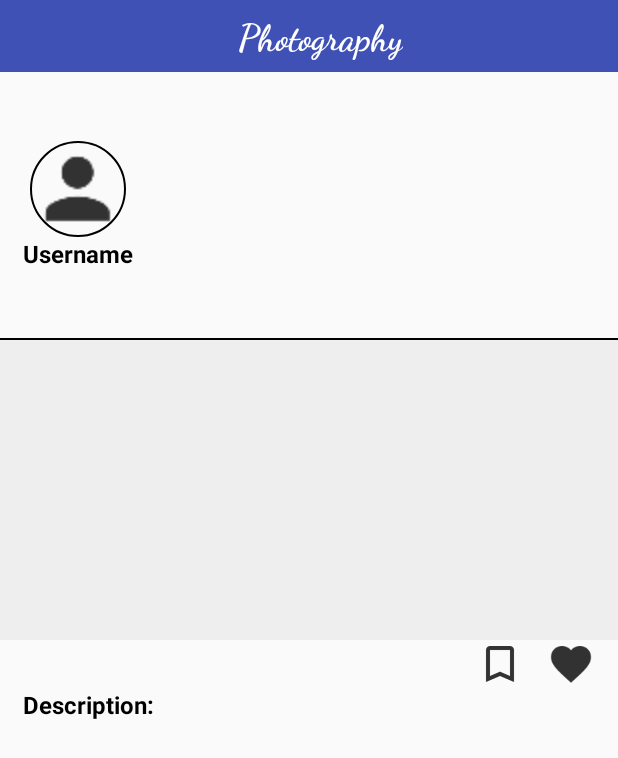
After one commit to shrungBhatt/PhotoGraphy, an Android app: the Activity_PhotoDetails screen opened directly, with no data from a screen before it, on a phone screen of 412 x 824 dp. The commit adds this screen. Shown: the top 758 px of the screen. Run offline under Robolectric (Android 15) with nearby library versions, the phone set to English and light mode, and no system bars; our stand-ins replace ButterKnife, CircleImageView; 2 statements that could not run were skipped.

Commit message:
Created the photo details activity and impleted click listener on photos

```diff
--- a/app/src/main/AndroidManifest.xml
+++ b/app/src/main/AndroidManifest.xml
@@ -39,6 +39,13 @@
             </intent-filter>
         </activity>
 
+        <activity android:name=".Activity_PhotoDetails"
+            android:screenOrientation="portrait"
+            android:windowSoftInputMode="stateHidden|adjustPan">
+
+
+        </activity>
+
     </application>
 
 </manifest>
--- a/app/src/main/java/adapter/Adapter_PhotoView.java
+++ b/app/src/main/java/adapter/Adapter_PhotoView.java
@@ -1,12 +1,15 @@
 package adapter;
 
 import android.content.Context;
+import android.content.Intent;
 import android.graphics.Bitmap;
 import android.support.v7.widget.RecyclerView;
 import android.view.LayoutInflater;
+import android.view.View;
 import android.view.ViewGroup;
 import android.widget.ImageView;
 
+import com.projects.shrungbhatt.photography.Activity_PhotoDetails;
 import com.projects.shrungbhatt.photography.R;
 
 import java.util.ArrayList;
@@ -37,10 +40,17 @@ public class Adapter_PhotoView extends RecyclerView.Adapter<Adapter_PhotoView.Ph
     }
 
     @Override
-    public void onBindViewHolder(PhotoHolder holder, int position) {
+    public void onBindViewHolder(PhotoHolder holder, final int position) {
 
         Bitmap bitmap = photosBank.loadDrawable(mPhotosList.get(position).getPhotoUrl());
         holder.mPhoto.setImageBitmap(bitmap);
+        holder.itemView.setOnClickListener(new View.OnClickListener() {
+            @Override
+            public void onClick(View view) {
+                mContext.startActivity(Activity_PhotoDetails.newIntent(mContext,
+                        mPhotosList,position));
+            }
+        });
 
     }
 
--- /dev/null
+++ b/app/src/main/java/com/projects/shrungbhatt/photography/Activity_PhotoDetails.java
@@ -0,0 +1,100 @@
+package com.projects.shrungbhatt.photography;
+
+import android.content.Context;
+import android.content.Intent;
+import android.graphics.Bitmap;
+import android.os.Bundle;
+import android.support.annotation.Nullable;
+import android.view.View;
+import android.widget.ImageView;
+import android.widget.TextView;
+
+import java.util.ArrayList;
+
+import assets_bank.PhotosBank;
+import butterknife.BindView;
+import butterknife.ButterKnife;
+import butterknife.OnClick;
+import de.hdodenhof.circleimageview.CircleImageView;
+import listeners.Listener_PhotoSelected;
+import model.BaseModel;
+import model.Res_Photos;
+
+/**
+ * Created by jigsaw on 20/2/18.
+ */
+
+public class Activity_PhotoDetails extends BaseActivity implements Listener_PhotoSelected {
+
+    private static final String EXTRA_ARRAY = "photo_array";
+    private static final String EXTRA_POSITION = "array_position";
+
+    @BindView(R.id.photo_detail_img_profile)
+    CircleImageView photoDetailImgProfile;
+    @BindView(R.id.photo_detail_author)
+    TextView photoDetailAuthor;
+    @BindView(R.id.photo_detail_image_View)
+    ImageView photoDetailImageView;
+    @BindView(R.id.photo_details_save_btn)
+    ImageView photoDetailsSaveBtn;
+    @BindView(R.id.photo_details_favourite)
+    ImageView photoDetailsFavourite;
+    @BindView(R.id.photo_details_description_tv)
+    TextView photoDetailsDescriptionTv;
+
+    private PhotosBank photosBank;
+    private int mArrayPosition;
+    private ArrayList<Res_Photos.List> mPhotosList;
+
+    public static Intent newIntent(Context context, ArrayList<Res_Photos.List> arrayList,
+                                   int position){
+        Intent intent = new Intent(context,Activity_PhotoDetails.class);
+        intent.putExtra(EXTRA_ARRAY,arrayList);
+        intent.putExtra(EXTRA_POSITION,position);
+        return intent;
+    }
+
+    @Override
+    protected void onCreate(@Nullable Bundle savedInstanceState) {
+        super.onCreate(savedInstanceState);
+        setContentView(R.layout.activity_photo_details);
+        ButterKnife.bind(this);
+
+        photosBank = new PhotosBank(this);
+
+        mPhotosList = (ArrayList<Res_Photos.List>) getIntent().getSerializableExtra(EXTRA_ARRAY);
+        mArrayPosition = getIntent().getIntExtra(EXTRA_POSITION,0);
+
+        Bitmap bitmap = photosBank.loadDrawable(mPhotosList.get(mArrayPosition).getPhotoUrl());
+        photoDetailImageView.setImageBitmap(bitmap);
+
+        photoDetailAuthor.setText(mPhotosList.get(mArrayPosition).getPhotoAuthor());
+
+
+    }
+
+    @Override
+    public void handleSuccessData(BaseModel resModel) {
+
+    }
+
+    @Override
+    public void handleZeroData(BaseModel reqModel) {
+
+    }
+
+    @OnClick({R.id.photo_details_save_btn, R.id.photo_details_favourite})
+    public void onViewClicked(View view) {
+        switch (view.getId()) {
+            case R.id.photo_details_save_btn:
+                break;
+            case R.id.photo_details_favourite:
+                break;
+        }
+    }
+
+    @Override
+    public void photoSelected(ArrayList<Res_Photos.List> arrayList, int position) {
+
+    }
+}
--- /dev/null
+++ b/app/src/main/java/listeners/Listener_PhotoSelected.java
@@ -0,0 +1,15 @@
+package listeners;
+
+import java.util.ArrayList;
+
+import model.Res_Photos;
+
+/**
+ * Created by jigsaw on 21/2/18.
+ */
+
+public interface Listener_PhotoSelected {
+
+    void photoSelected(ArrayList<Res_Photos.List> arrayList,int position);
+
+}
--- a/app/src/main/java/model/BaseModel.java
+++ b/app/src/main/java/model/BaseModel.java
@@ -1,8 +1,10 @@
 package model;
+
+import java.io.Serializable;
 
 /**
  * Created by jigsaw on 20/2/18.
  */
 
-public class BaseModel {
+public class BaseModel implements Serializable {
 }
--- a/app/src/main/java/model/Res_Photos.java
+++ b/app/src/main/java/model/Res_Photos.java
@@ -51,6 +51,17 @@ public class Res_Photos extends BaseModel {
         @SerializedName("photo_date")
         @Expose
         private String photoDate;
+        @SerializedName("photo_description")
+        @Expose
+        private String photoDescription;
+
+        public String getPhotoDescription() {
+            return photoDescription;
+        }
+
+        public void setPhotoDescription(String photoDescription) {
+            this.photoDescription = photoDescription;
+        }
 
         public String getId() {
             return id;
--- /dev/null
+++ b/app/src/main/res/layout/activity_photo_details.xml
@@ -0,0 +1,142 @@
+<?xml version="1.0" encoding="utf-8"?>
+<LinearLayout xmlns:android="http://schemas.android.com/apk/res/android"
+    xmlns:app="http://schemas.android.com/apk/res-auto"
+    android:layout_width="match_parent"
+    android:layout_height="match_parent"
+    android:orientation="vertical">
+
+    <android.support.v7.widget.Toolbar
+        android:layout_width="match_parent"
+        android:layout_height="@dimen/toolbar_height"
+        android:background="@color/colorPrimary">
+
+        <RelativeLayout
+            android:layout_width="match_parent"
+            android:layout_height="match_parent">
+
+            <TextView
+                android:layout_width="wrap_content"
+                android:layout_height="wrap_content"
+                android:layout_centerInParent="true"
+                android:fontFamily="@font/dancing_script_bold"
+                android:text="@string/app_name"
+                android:textColor="@android:color/white"
+                android:textSize="@dimen/text_size_24" />
+
+        </RelativeLayout>
+    </android.support.v7.widget.Toolbar>
+
+    <RelativeLayout
+        android:layout_width="match_parent"
+        android:layout_height="0dp"
+        android:layout_weight="0.3"
+        android:orientation="vertical">
+
+        <LinearLayout
+            android:layout_width="wrap_content"
+            android:layout_height="wrap_content"
+            android:layout_centerVertical="true"
+            android:layout_marginLeft="15dp"
+            android:orientation="vertical">
+
+            <de.hdodenhof.circleimageview.CircleImageView
+                android:id="@+id/photo_detail_img_profile"
+                android:layout_width="64dp"
+                android:layout_height="64dp"
+                android:layout_gravity="center"
+                android:src="@drawable/profile"
+                app:civ_border_color="@android:color/black"
+                app:civ_border_width="1dp" />
+
+            <TextView
+                android:id="@+id/photo_detail_author"
+                android:layout_width="wrap_content"
+                android:layout_height="wrap_content"
+                android:layout_gravity="center"
+                android:text="Username"
+                android:textColor="@android:color/black"
+                android:textSize="@dimen/text_size_16"
+                android:textStyle="bold" />
+
+        </LinearLayout>
+
+        <View
+            android:layout_width="match_parent"
+            android:layout_height="1dp"
+            android:layout_alignParentBottom="true"
+            android:background="@android:color/black" />
+
+    </RelativeLayout>
+
+    <LinearLayout
+        android:layout_width="match_parent"
+        android:layout_height="0dp"
+        android:layout_weight="1">
+
+        <LinearLayout
+            android:layout_width="match_parent"
+            android:layout_height="match_parent"
+            android:orientation="vertical">
+
+            <ImageView
+                android:id="@+id/photo_detail_image_View"
+                android:layout_width="match_parent"
+                android:layout_height="200dp"
+                android:background="#eee" />
+
+
+            <LinearLayout
+                android:layout_width="match_parent"
+                android:layout_height="wrap_content"
+                android:gravity="end"
+                android:orientation="horizontal">
+
+                <ImageView
+                    android:id="@+id/photo_details_save_btn"
+                    android:layout_width="wrap_content"
+                    android:layout_height="wrap_content"
+                    android:src="@drawable/save_photo"/>
+
+                <ImageView
+                    android:id="@+id/photo_details_favourite"
+                    android:layout_width="wrap_content"
+                    android:layout_height="wrap_content"
+                    android:layout_marginLeft="15dp"
+                    android:layout_marginRight="15dp"
+                    android:src="@drawable/favourite"/>
+
+
+
+            </LinearLayout>
+
+
+            <TextView
+                android:layout_width="match_parent"
+                android:layout_height="wrap_content"
+                android:textSize="@dimen/text_size_16"
+                android:textColor="@android:color/black"
+                android:text="@string/description"
+                android:textStyle="bold"
+                android:layout_marginLeft="15dp"/>
+
+
+            <TextView
+                android:id="@+id/photo_details_description_tv"
+                android:layout_width="match_parent"
+                android:layout_height="match_parent"
+                android:textSize="@dimen/text_size_14"
+                android:layout_marginLeft="15dp"/>
+
+        </LinearLayout>
+
+
+    </LinearLayout>
+
+    <LinearLayout
+        android:layout_width="match_parent"
+        android:layout_height="wrap_content">
+
+
+    </LinearLayout>
+
+</LinearLayout>
--- a/app/src/main/res/values/strings.xml
+++ b/app/src/main/res/values/strings.xml
@@ -18,4 +18,5 @@
     <string name="phone_no">Phone no.</string>
     <string name="no_tagged_photos">No tagged photos</string>
     <string name="no_saved_photos">No saved photos</string>
+    <string name="description">Description:</string>
 </resources>
```
Also changed, not shown: app/src/main/res/drawable-hdpi/save_photo.png (added), app/src/main/res/drawable-mdpi/save_photo.png (added), app/src/main/res/drawable-xhdpi/save_photo.png (added), app/src/main/res/drawable-xxhdpi/save_photo.png (added).
